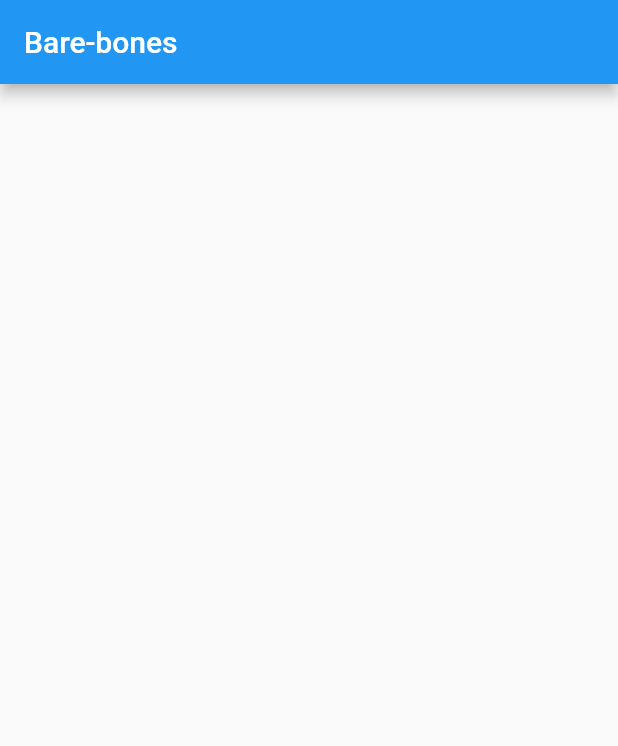
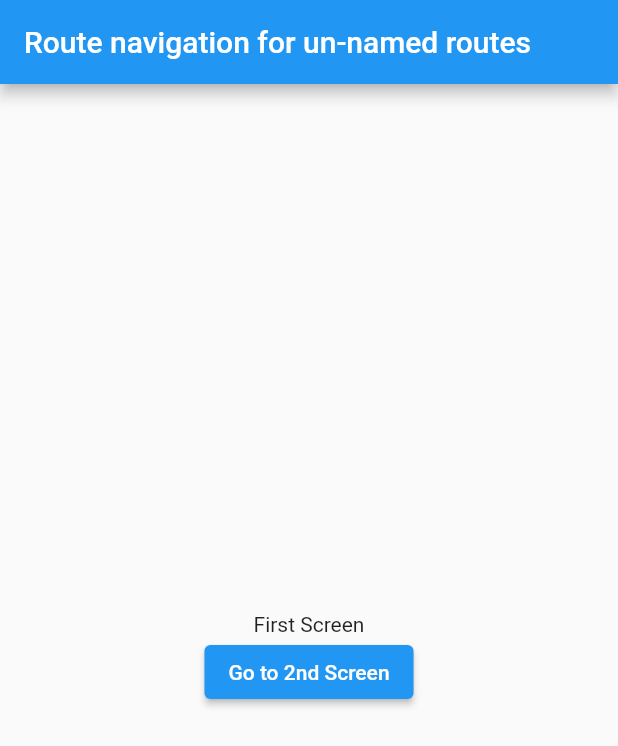
Before and after one commit to abhishek-toppersnotes/learning-getx, a Flutter app: the screen it shows after launch, on a phone screen of 412 x 824 dp. Shown: the top 746 px of the screen. Run offline on Flutter 3.47's test engine with Material 2 defaults, Android fonts, the phone set to English and light mode, and no system bars; our stand-ins replace get.

Commit message:
Route navigation for un-named routes

```diff
--- a/lib/main.dart
+++ b/lib/main.dart
@@ -1,4 +1,9 @@
+// ignore_for_file: prefer_const_literals_to_create_immutables, prefer_const_constructors
+
 import 'package:flutter/material.dart';
+import 'package:get/get.dart';
+import 'package:getx1/second_screen.dart';
+import 'package:getx1/third_screen.dart';
 
 void main() {
   runApp(const MyApp());
@@ -7,16 +12,95 @@ void main() {
 class MyApp extends StatelessWidget {
   const MyApp({Key? key}) : super(key: key);
 
-  static const String title = "Bare-bones";
+  static const String title = "Route navigation for un-named routes";
 
   @override
   Widget build(BuildContext context) {
-    return MaterialApp(
+    // We are using this GetMaterialApp() because we are making use of route management from Get in this example
+    // like showing the overlay(Get.snackbar(), Get.defaultDialog(), etc)
+    return GetMaterialApp(
       title: title,
       debugShowCheckedModeBanner: false,
-      home: Scaffold(
-        appBar: AppBar(
-          title: const Text(title),
+      home: FirstScreen(),
+    );
+  }
+}
+
+class FirstScreen extends StatelessWidget {
+  const FirstScreen({
+    Key? key,
+  }) : super(key: key);
+
+  @override
+  Widget build(BuildContext context) {
+    return Scaffold(
+      appBar: AppBar(
+        title: Text("Route navigation for un-named routes"),
+      ),
+      body: Center(
+        child: Column(
+          mainAxisSize: MainAxisSize.min,
+          children: [
+            Text("First Screen"),
+            ElevatedButton(
+              // We are using async here only for one of the cases
+              onPressed: () async {
+                // If multiple Get navigation commands are executed in the same function,
+                // they will be added to the top of the stack one after the other in the
+                // order they are executed.
+
+                // This signals the Getx that we want to move to the SecondScreen()
+                Get.to(
+                  () => SecondScreen(), //or just use SecondScreen(),
+
+                  // Defines whether the screen should open as a full screen dialog
+                  // fullscreenDialog: true,
+
+                  // Defines the transition animation
+                  transition: Transition.zoom,
+
+                  // Defines how long will the transition take to complete the animation
+                  // duration: Duration(milliseconds: 8000),
+
+                  // Defines the animation curve the transition animation should take
+                  // This curve will be applied to both during the push and pop of the screen
+                  curve: Curves.bounceInOut,
+                );
+
+                // This will navigate us to the SecondScreen()
+                // * Moving to this screen will replace the current screen place in the
+                // * navigation stack.
+                // * e.g. before
+                // *    [
+                // *      <this_screen>
+                // *      <some_other_screen>
+                // *      <other_screens>
+                // *    ]
+                // *   after
+                // *    [
+                // *      <second_screen>
+                // *      <some_other_screen>
+                // *      <other_screens>
+                // *    ]
+                // Get.off(SecondScreen());
+
+                // You can also pass data to the next screen
+                // * MAKE SURE to use Get.arguments in the next screen
+                // * to get this data
+                // Get.to(
+                //   SecondScreen(),
+                //   arguments: "Some value",
+                // );
+
+                // You can also get the some data back from the next screen
+                // Just make sure to use Get.back(result: <any data type>)
+                // and await for the value
+                final valueReturned = await Get.to(SecondScreen());
+                print("Data Received From Second Screen: $valueReturned");
+              },
+              child: Text("Go to 2nd Screen"),
+            ),
+          ],
         ),
       ),
     );
```
Also changed, not shown: lib/second_screen.dart (added, +54 -0 lines), lib/third_screen.dart (added, +44 -0 lines).
